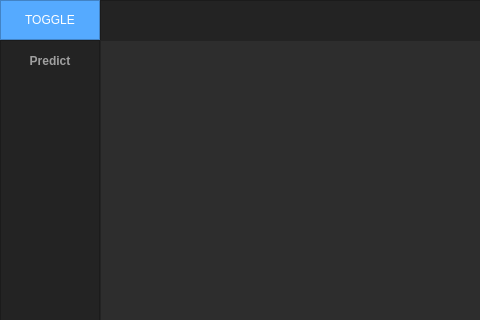
Old version of the form ui/new_ui/ui_main2.ui in the repository Mohamab29/ProjectFrac; both pictures show x 0 to 480 and y 0 to 320 of the 1000 by 717 pixel window.
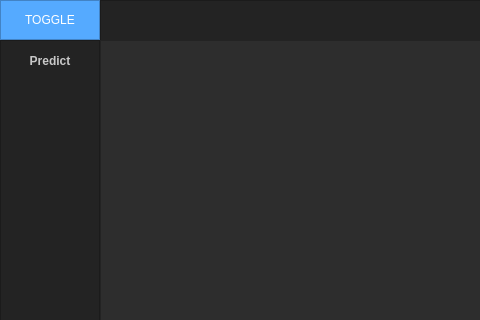
New version of the form.

The edit to the form file:
```diff
--- a/ui/new_ui/ui_main2.ui
+++ b/ui/new_ui/ui_main2.ui
@@ -247,7 +247,7 @@
                </property>
                <property name="styleSheet">
                 <string notr="true">QPushButton {
-	color: rgb(160, 160, 160);
+	color: rgb(200, 200, 200);
 	background-color: rgb(35, 35, 35);
 	border: 0px solid;
 }
```
